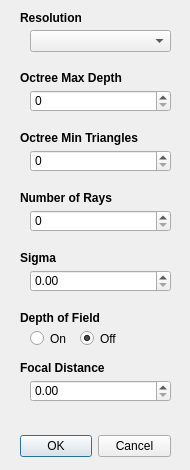
Qt form Raytracer/renderDialog.ui (jlvermeulen/advanced-graphics) before a commit.
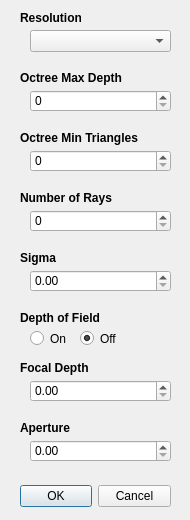
The same form after that commit.

Commit message: Added aperture and sped up depth of field

Patch:
```diff
--- a/Raytracer/renderDialog.ui
+++ b/Raytracer/renderDialog.ui
@@ -7,7 +7,7 @@
     <x>0</x>
     <y>0</y>
     <width>190</width>
-    <height>470</height>
+    <height>520</height>
    </rect>
   </property>
   <property name="sizePolicy">
@@ -19,13 +19,13 @@
   <property name="minimumSize">
    <size>
     <width>190</width>
-    <height>470</height>
+    <height>520</height>
    </size>
   </property>
   <property name="maximumSize">
    <size>
     <width>190</width>
-    <height>470</height>
+    <height>520</height>
    </size>
   </property>
   <property name="contextMenuPolicy">
@@ -41,7 +41,7 @@
    <property name="geometry">
     <rect>
      <x>20</x>
-     <y>430</y>
+     <y>480</y>
      <width>151</width>
      <height>32</height>
     </rect>
@@ -274,7 +274,7 @@
     </font>
    </property>
    <property name="text">
-    <string>Focal Distance</string>
+    <string>Focal Depth</string>
    </property>
   </widget>
   <widget class="QDoubleSpinBox" name="focalBox">
@@ -290,6 +290,38 @@
     <double>0.010000000000000</double>
    </property>
   </widget>
+  <widget class="QLabel" name="apertureLabel">
+   <property name="geometry">
+    <rect>
+     <x>20</x>
+     <y>420</y>
+     <width>141</width>
+     <height>16</height>
+    </rect>
+   </property>
+   <property name="font">
+    <font>
+     <weight>75</weight>
+     <bold>true</bold>
+    </font>
+   </property>
+   <property name="text">
+    <string>Aperture</string>
+   </property>
+  </widget>
+  <widget class="QDoubleSpinBox" name="apertureBox">
+   <property name="geometry">
+    <rect>
+     <x>30</x>
+     <y>440</y>
+     <width>141</width>
+     <height>22</height>
+    </rect>
+   </property>
+   <property name="singleStep">
+    <double>0.010000000000000</double>
+   </property>
+  </widget>
  </widget>
  <resources/>
  <connections>
```
Left out of the diff: 4 changed lines with no effect on the pictures. The commit also changes 7 other files.
